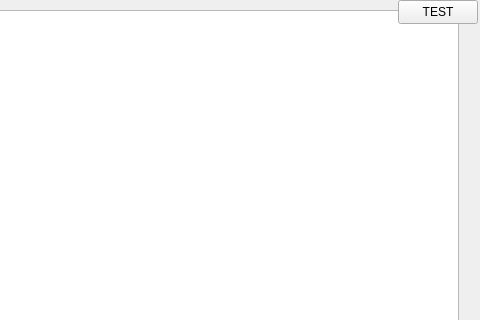
IAFNN/PipesAndFileMapping, file Lab9OS/mainwindow.ui: the form before one commit; both pictures show x 232 to 712 and y 0 to 320 of the 712 by 558 pixel window.
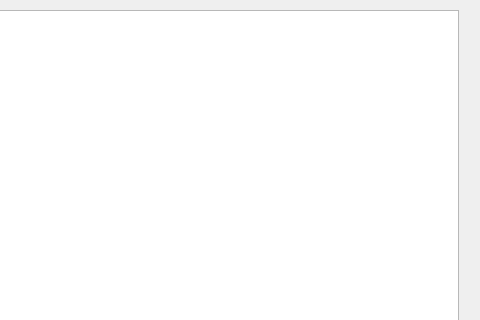
The form after the commit.

Commit message: added displaying idea in subprocess window and fixed bugs with resetting label color and displaying list of all ideas

Patch:
```diff
--- a/Lab9OS/mainwindow.ui
+++ b/Lab9OS/mainwindow.ui
@@ -204,7 +204,7 @@
     </property>
     <property name="font">
      <font>
-      <family>MS UI Gothic</family>
+      <family>Arial</family>
       <pointsize>24</pointsize>
      </font>
     </property>
@@ -215,19 +215,6 @@
      <bool>true</bool>
     </property>
    </widget>
-   <widget class="QPushButton" name="pushButton">
-    <property name="geometry">
-     <rect>
-      <x>630</x>
-      <y>0</y>
-      <width>80</width>
-      <height>24</height>
-     </rect>
-    </property>
-    <property name="text">
-     <string>TEST</string>
-    </property>
-   </widget>
   </widget>
   <widget class="QMenuBar" name="menubar">
    <property name="geometry">
```
Left out of the diff: 2 changed lines with no effect on the pictures. The commit also changes 5 other files.
